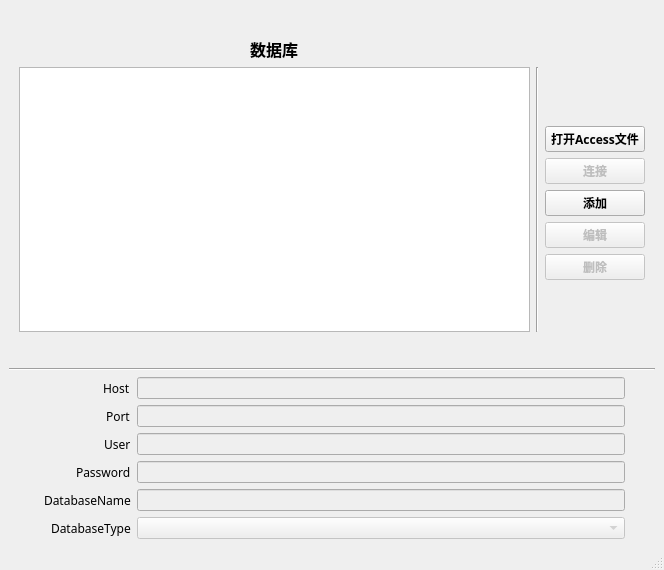
Before: the Qt Designer form views/UI_MainDbsConfWin.ui in kingry1/GraduationProject-Data-Visualization-System, drawn with Qt 5.
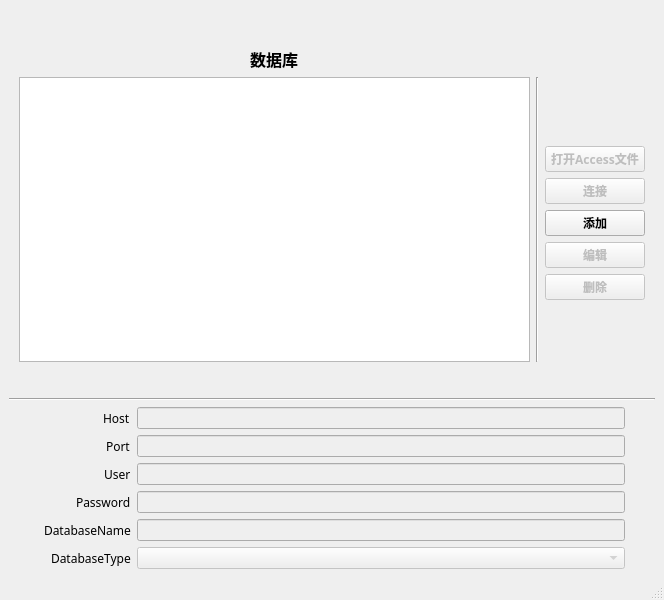
After: the same form once the commit is applied. Icons and pictures are not drawn.

Commit message: Add system condition for open Access button

Patch:
```diff
--- a/views/UI_MainDbsConfWin.ui
+++ b/views/UI_MainDbsConfWin.ui
@@ -7,7 +7,7 @@
     <x>0</x>
     <y>0</y>
     <width>664</width>
-    <height>570</height>
+    <height>600</height>
    </rect>
   </property>
   <property name="windowTitle">
@@ -218,7 +218,10 @@
          </widget>
         </item>
         <item row="2" column="2">
-         <widget class="QPushButton" name="pushButton">
+         <widget class="QPushButton" name="accessButton">
+          <property name="enabled">
+           <bool>false</bool>
+          </property>
           <property name="font">
            <font>
             <family>微软雅黑</family>
```
Left out of the diff: 2 changed lines with no effect on the pictures. The commit also changes 3 other files.
